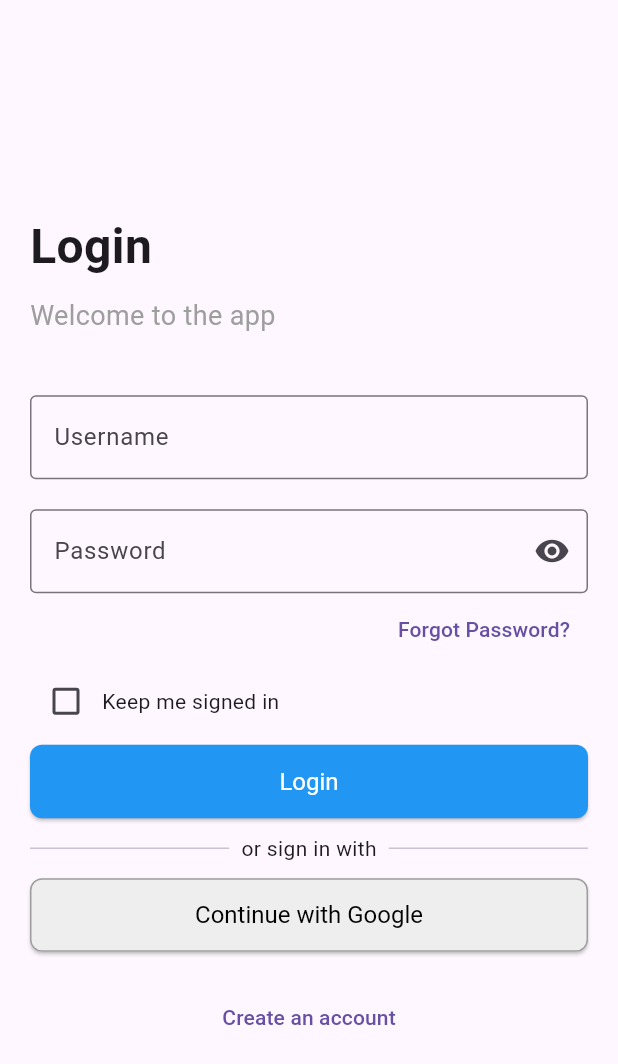
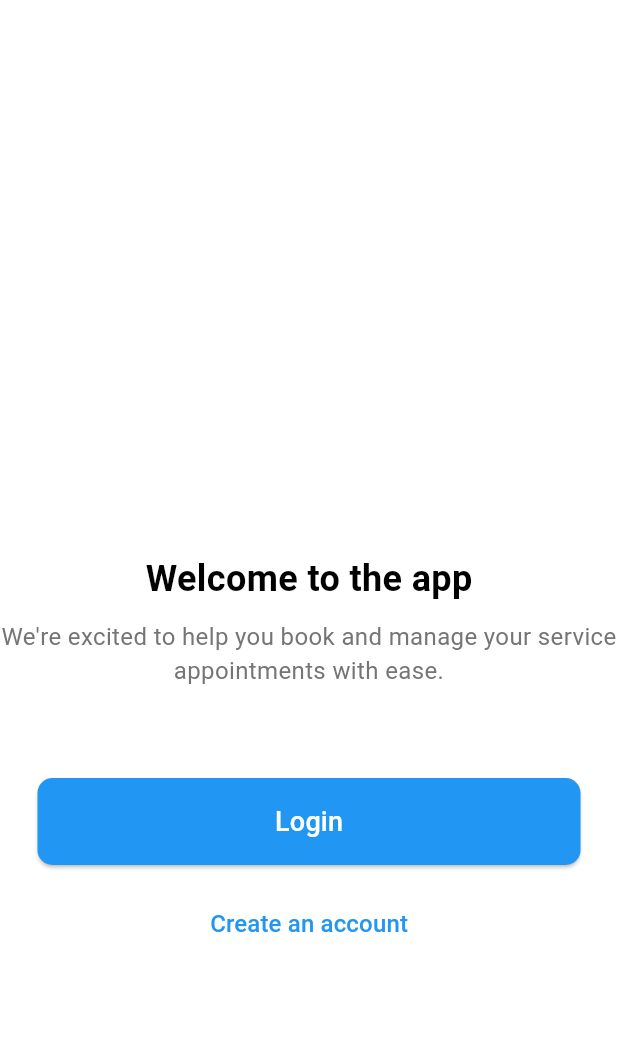
Before and after one commit to MayurJoshi08/healthcareapp, a Flutter app: the screen it shows after launch, on a phone screen of 412 x 824 dp. Shown: the top 1064 px of the screen. Run offline on Flutter 3.47's test engine with Material 3 defaults, Android fonts, the phone set to English and light mode, and no system bars.

Commit message:
2nd commit

```diff
--- a/lib/main.dart
+++ b/lib/main.dart
@@ -1,5 +1,6 @@
 import 'package:flutter/material.dart';
-import 'pages/login_page.dart'; // Import your login page file
+import 'pages/first_page.dart';
+// Import your login page file
 
 void main() {
   runApp(MyApp());
@@ -14,7 +15,7 @@ class MyApp extends StatelessWidget {
       theme: ThemeData(
         primarySwatch: Colors.blue, // Optional: Define your theme
       ),
-      home: LoginPage(), // Set LoginPage as the home widget
+      home: WelcomeScreen(), // Set LoginPage as the home widget
     );
   }
 }
--- /dev/null
+++ b/lib/pages/first_page.dart
@@ -0,0 +1,114 @@
+import 'package:flutter/material.dart';
+import 'login_page.dart';
+
+void main() {
+  runApp(MyApp());
+}
+
+class MyApp extends StatelessWidget {
+  @override
+  Widget build(BuildContext context) {
+    return MaterialApp(
+      home: WelcomeScreen(),
+    );
+  }
+}
+
+class WelcomeScreen extends StatelessWidget {
+  @override
+  Widget build(BuildContext context) {
+    return Scaffold(
+      backgroundColor: Colors.white,
+      body: SafeArea(
+        child: Column(
+          mainAxisAlignment: MainAxisAlignment.center,
+          children: <Widget>[
+            Spacer(),
+            // Placeholder for the illustration
+            // Container(
+            //   height: 200,
+            //   child: Image.asset('assets/welcome_illustration.png'), // Add your asset image here
+            // ),
+            Spacer(),
+            Text(
+              'Welcome to the app',
+              style: TextStyle(
+                fontSize: 24.0,
+                fontWeight: FontWeight.bold,
+                color: Colors.black,
+              ),
+            ),
+            SizedBox(height: 10.0),
+            Text(
+              "We're excited to help you book and manage your service appointments with ease.",
+              textAlign: TextAlign.center,
+              style: TextStyle(
+                fontSize: 16.0,
+                color: Colors.grey[600],
+              ),
+            ),
+            SizedBox(height: 30.0),
+
+            SizedBox(height: 30.0),
+            // Login Button
+            Padding(
+              padding: const EdgeInsets.symmetric(horizontal: 25.0),
+              child: ElevatedButton(
+                onPressed: () {
+                  Navigator.push(
+                      context,
+                      MaterialPageRoute(builder: (context) => LoginPage()),
+                  );
+                },
+                style: ElevatedButton.styleFrom(
+                  backgroundColor: Colors.blue,
+                  padding: EdgeInsets.symmetric(vertical: 16.0),
+                  shape: RoundedRectangleBorder(
+                    borderRadius: BorderRadius.circular(10.0),
+                  ),
+                ),
+                child: Center(
+                  child: Text(
+                    'Login',
+                    style: TextStyle(
+                      fontSize: 18.0,
+                      color: Colors.white,
+                    ),
+                  ),
+                ),
+              ),
+            ),
+            SizedBox(height: 15.0),
+            // Create Account Button
+            TextButton(
+              onPressed: () {
+                // Navigate to create account screen
+              },
+              child: Text(
+                'Create an account',
+                style: TextStyle(
+                  fontSize: 16.0,
+                  color: Colors.blue,
+                ),
+              ),
+            ),
+            Spacer(),
+          ],
+        ),
+      ),
+    );
+  }
+
+  // Helper function to build the dot indicators
+  Widget buildDot(bool isActive) {
+    return Container(
+      margin: EdgeInsets.symmetric(horizontal: 5.0),
+      height: 10,
+      width: 10,
+      decoration: BoxDecoration(
+        color: isActive ? Colors.blue : Colors.grey,
+        shape: BoxShape.circle,
+      ),
+    );
+  }
+}
```
Also changed, not shown: lib/pages/ForgotPassword.dart (+37 -5 lines).
